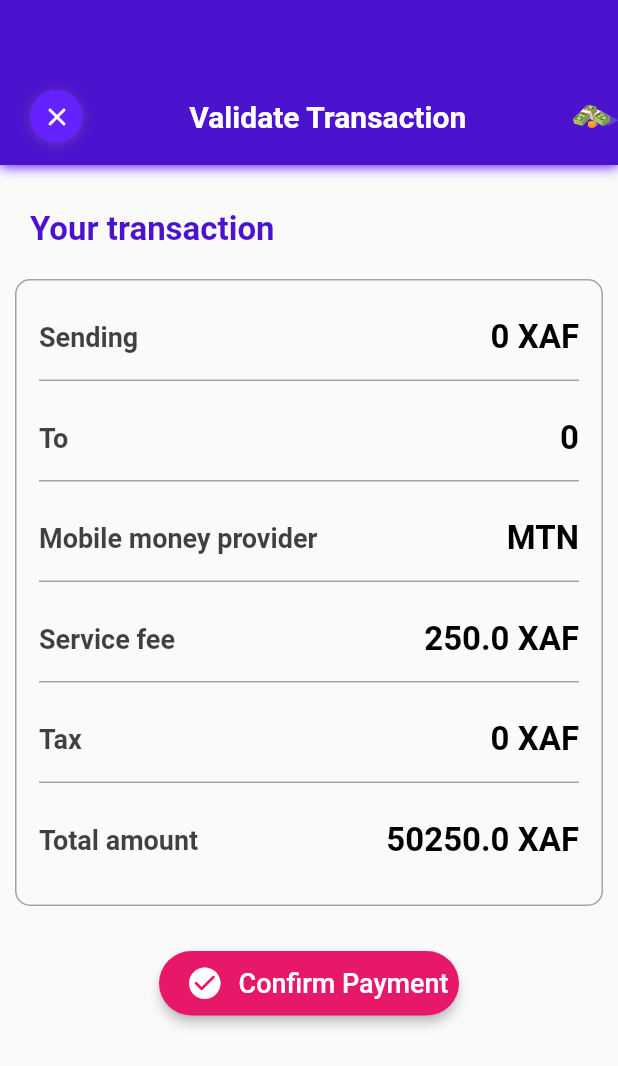
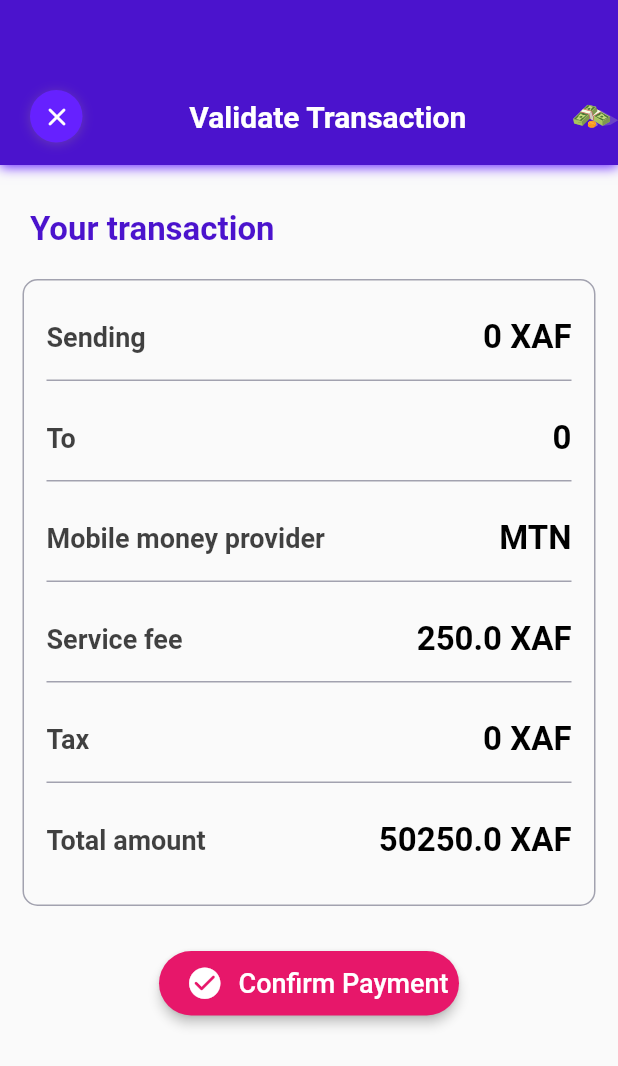
Before and after one commit to Mbah-Javis/QPay, a Flutter app: the ValidateTransaction screen opened directly with empty values, on a phone screen of 412 x 824 dp. Shown: the top 1066 px of the screen. Run offline on Flutter 3.47's test engine with Material 2 defaults, Android fonts, the phone set to English and light mode, and no system bars; our stand-ins replace flutter_svg, page_transition.

Commit message:
Update validate_transaction.dart

```diff
--- a/lib/screens/validate_transaction/validate_transaction.dart
+++ b/lib/screens/validate_transaction/validate_transaction.dart
@@ -98,8 +98,8 @@ class _ValidateTransaction extends State<ValidateTransaction>{
                       ),
                     ),
                     Container(
-                      margin: const EdgeInsets.only(left: 10, bottom: 10, top: 15, right: 10),
-                      padding: EdgeInsets.all(15),
+                      margin: const EdgeInsets.only(left: 15, bottom: 10, top: 15, right: 15),
+                      padding: const EdgeInsets.all(15),
                       decoration: BoxDecoration(
                           borderRadius: BorderRadius.circular(10),
                           border: Border.all(width: 1, color: kBorderColor)
```
